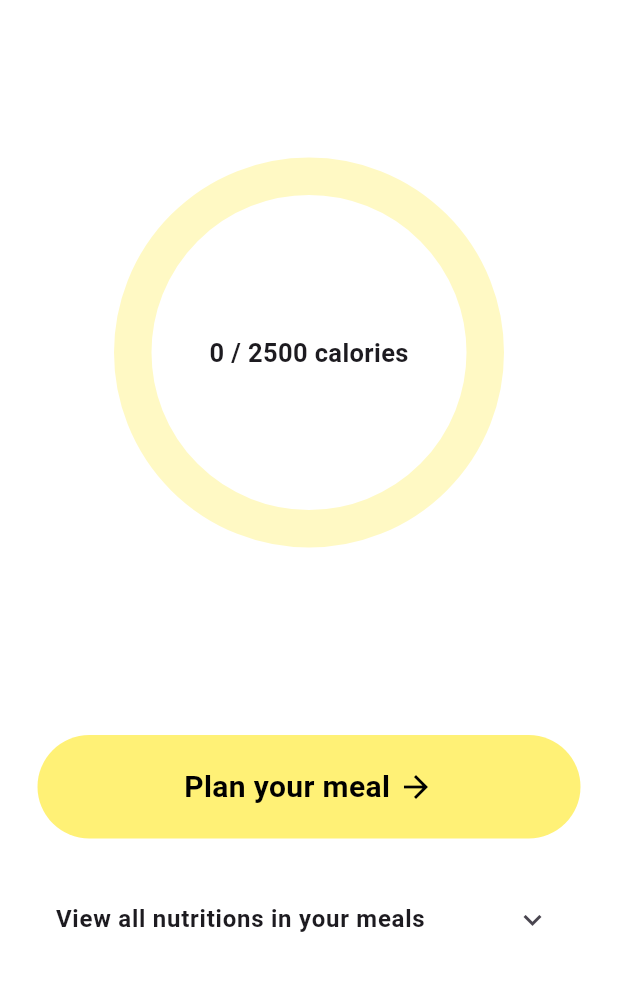
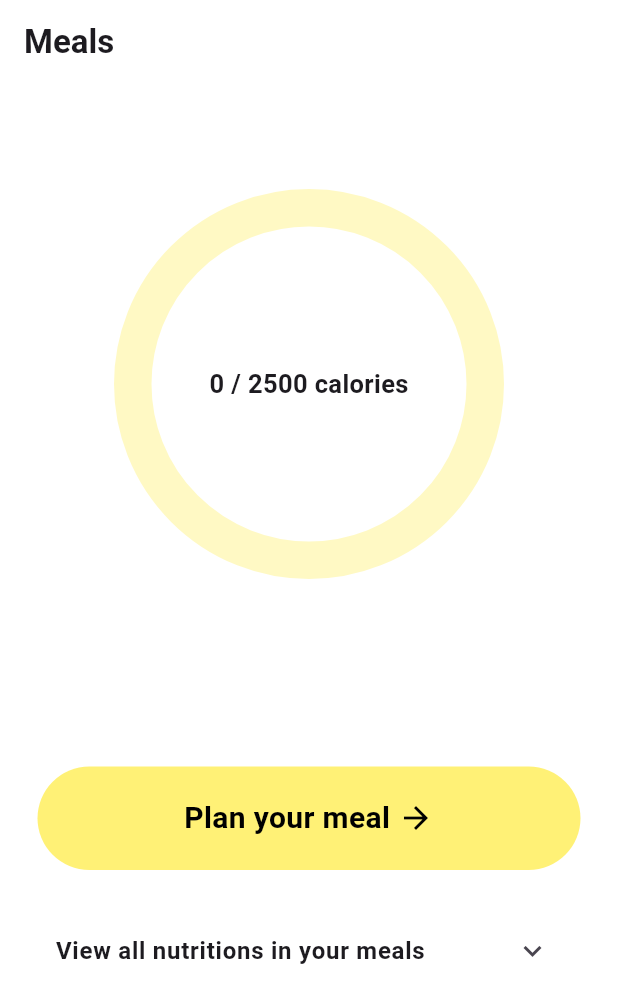
Before and after one commit to qu-ngx/DeFat, a Flutter app: the MealPlannerPage screen opened directly, on a phone screen of 412 x 824 dp. Shown: the top 1003 px of the screen. Run offline on Flutter 3.47's test engine with Material 3 defaults, Android fonts, the light colour scheme and no system bars; drawn by our look-alikes of percent_indicator; our stand-ins replace firebase_auth, firebase_core, image_picker, smooth_page_indicator; missing offline and left inert: tflite_flutter; accounts and stored records are empty.

Commit message:
added autoimplyleading to remove back buttons

```diff
--- a/lib/pages/meal_planner/meal_planner_page.dart
+++ b/lib/pages/meal_planner/meal_planner_page.dart
@@ -32,17 +32,15 @@ class _MealPlannerPageState extends State<MealPlannerPage> {
   Widget build(BuildContext context) {
     return Scaffold(
       backgroundColor: Colors.white,
-      // appBar: AppBar(
-      //   title: const Text(
-      //     "Meals",
-      //     style: TextStyle(fontWeight: FontWeight.bold),
-      //   ),
-      //   backgroundColor: Colors.transparent,
-      // ),
+      appBar: AppBar(
+        automaticallyImplyLeading: false,
+        title: const Text(
+          "Meals",
+          style: TextStyle(fontWeight: FontWeight.bold),
+        ),
+        backgroundColor: Colors.transparent,
+      ),
       body: ListView(children: [
-        const SizedBox(
-          height: 35,
-        ),
         Consumer<Planner>(
             builder: (context, value, child) => Column(
                   mainAxisAlignment: MainAxisAlignment.center,
```
Also changed, not shown: lib/pages/profile/profile_page.dart (+8 -7 lines).
